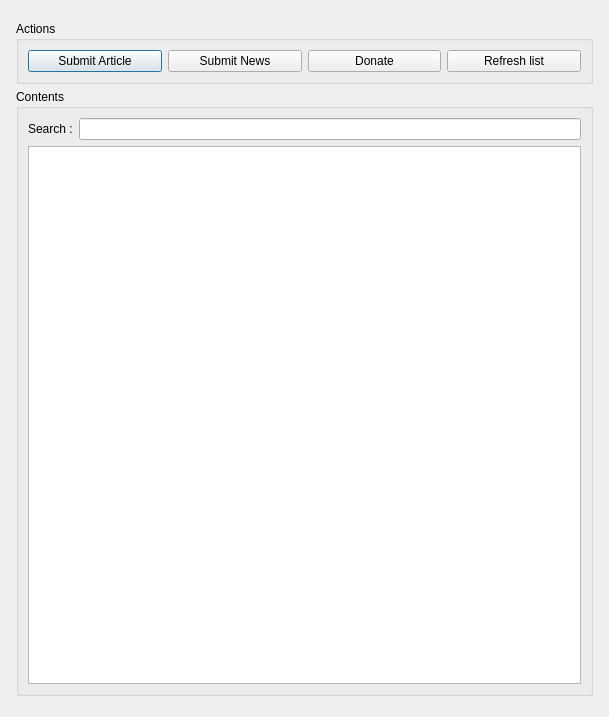
Above: qtribu/gui/dlg_contents.ui from geotribu/qtribu before the change. Below: the same form after it.
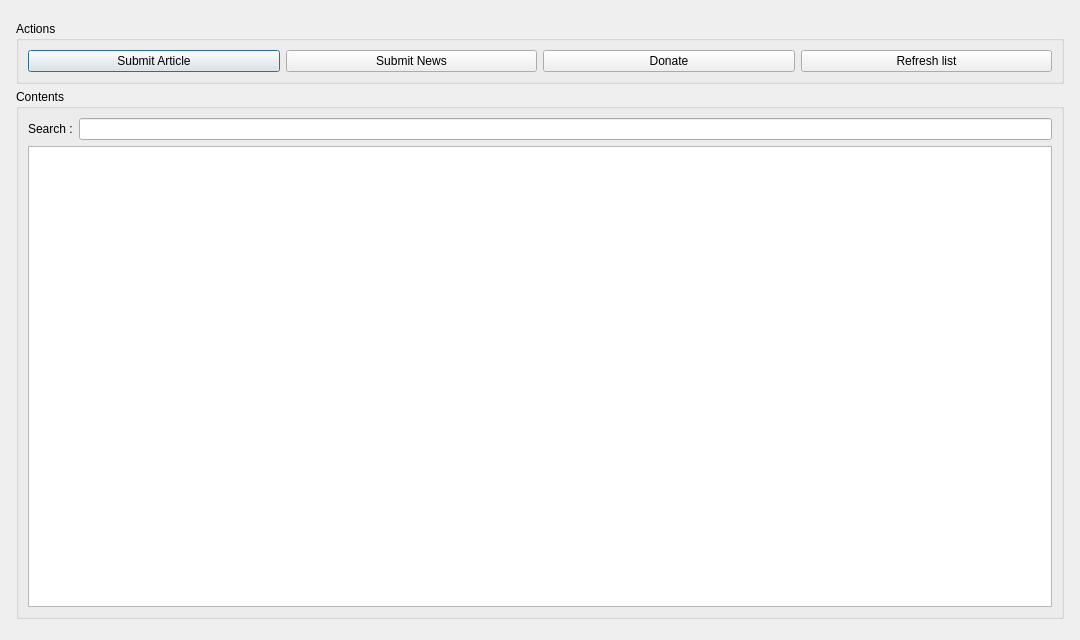
That is the form after the change. Custom widgets are drawn as their Qt base class.

```diff
--- a/qtribu/gui/dlg_contents.ui
+++ b/qtribu/gui/dlg_contents.ui
@@ -6,8 +6,8 @@
    <rect>
     <x>0</x>
     <y>0</y>
-    <width>609</width>
-    <height>717</height>
+    <width>1080</width>
+    <height>640</height>
    </rect>
   </property>
   <property name="sizePolicy">
```
